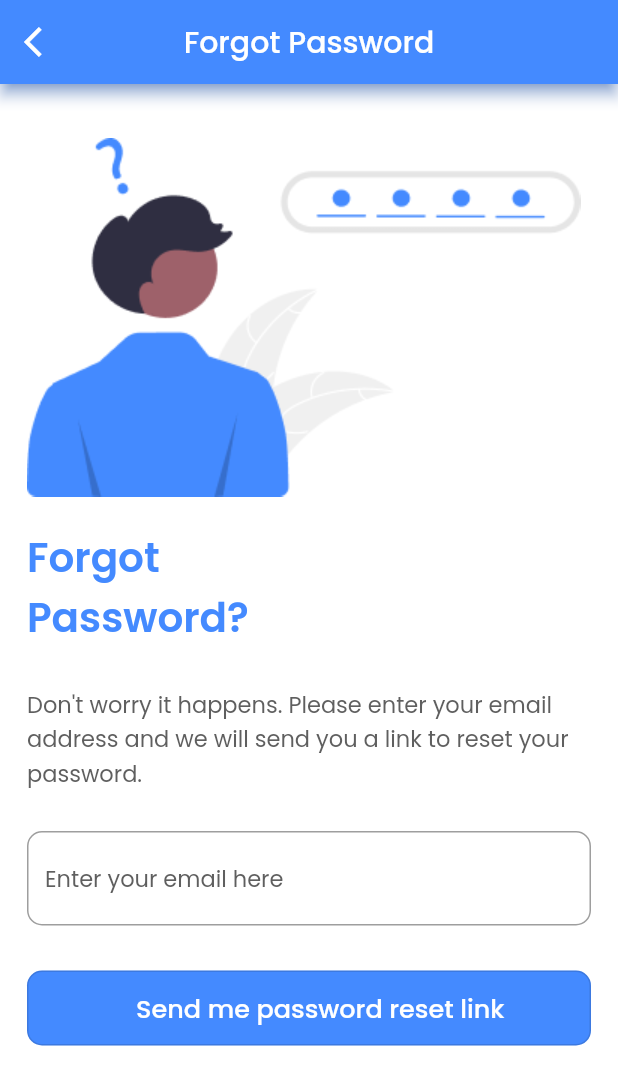
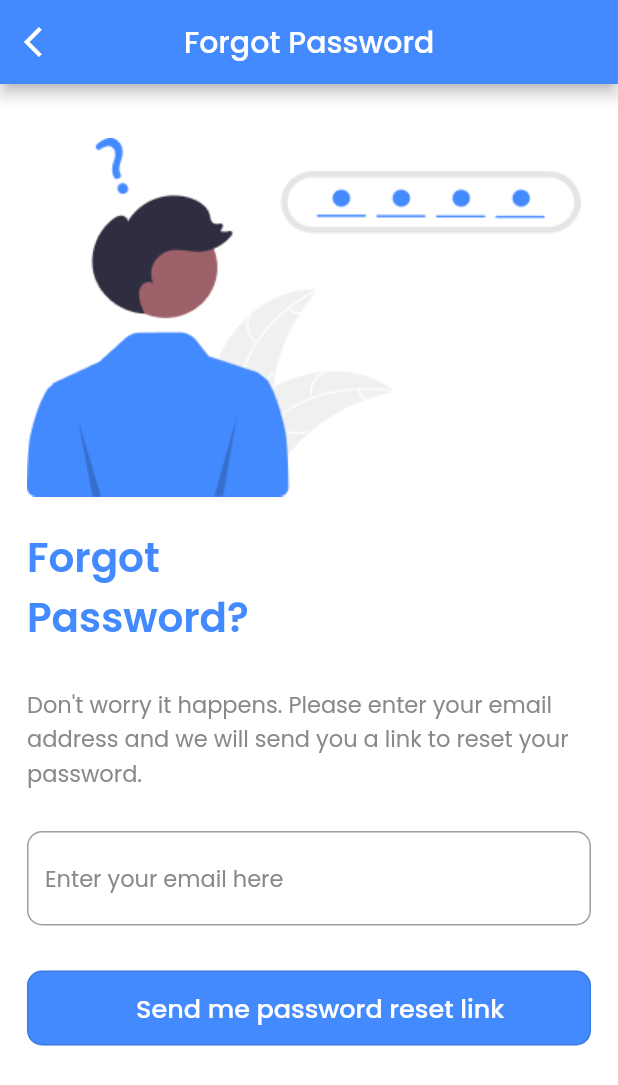
Before and after one commit to nitin-787/uni-notes, a Flutter app: the screen it shows after launch, after a tap on "Forgot password?", on a phone screen of 412 x 824 dp. Shown: the top 1085 px of the screen. Run offline on Flutter 3.47's test engine with Material 2 defaults, Android fonts, the phone set to English and light mode, and no system bars; our stand-ins replace bloc, cloud_firestore, equatable, file_picker, firebase_auth, firebase_core and 6 more; accounts and stored records are empty; generated files the repository leaves out were written again.

Commit message:
add colors file

```diff
--- /dev/null
+++ b/lib/constants/colors.dart
@@ -0,0 +1,11 @@
+import 'package:flutter/cupertino.dart';
+
+class AppColors {
+  static Color mainColor = const Color(0xFF448aff);
+  static Color textColor = const Color(0xFF111111);
+  static Color textColor1 = const Color(0xFF898989);
+  static Color textColor2 = const Color(0xFFb8b8b8);
+  static Color searchBoxColor = const Color(0xFFcad1d6);
+  static Color white = const Color(0xFFFFFFFF);
+  static Color backgroundColor = const Color(0xFFf0f0f0);
+}
--- a/lib/views/forgot_password_view.dart
+++ b/lib/views/forgot_password_view.dart
@@ -1,6 +1,7 @@
 import 'package:flutter/material.dart';
 import 'package:flutter_bloc/flutter_bloc.dart';
 import 'package:google_fonts/google_fonts.dart';
+import 'package:mynotes/constants/colors.dart';
 import 'package:mynotes/extentions/buildcontext/loc.dart';
 import 'package:mynotes/services/auth/bloc/auth_bloc.dart';
 import 'package:mynotes/services/auth/bloc/auth_event.dart';
@@ -63,8 +64,7 @@ class _ForgotPasswordViewState extends State<ForgotPasswordView> {
             },
           ),
           centerTitle: true,
-          shadowColor: Colors.blueAccent,
-          backgroundColor: Colors.blueAccent,
+          backgroundColor: AppColors.mainColor,
           title: Text(
             'Forgot Password',
             style: GoogleFonts.poppins(
@@ -92,7 +92,7 @@ class _ForgotPasswordViewState extends State<ForgotPasswordView> {
                     style: GoogleFonts.poppins(
                       fontWeight: FontWeight.w600,
                       fontSize: 27,
-                      color: Colors.blueAccent,
+                      color: AppColors.mainColor,
                     ),
                   ),
                   const SizedBox(
@@ -103,7 +103,7 @@ class _ForgotPasswordViewState extends State<ForgotPasswordView> {
                     style: GoogleFonts.poppins(
                       fontWeight: FontWeight.w400,
                       fontSize: 15,
-                      color: const Color.fromARGB(255, 95, 95, 95),
+                      color: AppColors.textColor1,
                     ),
                   ),
                   const SizedBox(
@@ -116,7 +116,7 @@ class _ForgotPasswordViewState extends State<ForgotPasswordView> {
                     decoration: InputDecoration(
                       hintStyle: GoogleFonts.poppins(
                         fontSize: 15,
-                        color: const Color.fromARGB(255, 95, 95, 95),
+                        color: AppColors.textColor1,
                       ),
                       hintText: "Enter your email here",
                       border: const OutlineInputBorder(
@@ -134,7 +134,7 @@ class _ForgotPasswordViewState extends State<ForgotPasswordView> {
                     height: 50,
                     child: OutlinedButton(
                       style: OutlinedButton.styleFrom(
-                        backgroundColor: Colors.blueAccent,
+                        backgroundColor: AppColors.mainColor,
                         shape: RoundedRectangleBorder(
                           borderRadius: BorderRadius.circular(10),
                         ),
--- a/lib/views/login_view.dart
+++ b/lib/views/login_view.dart
@@ -1,6 +1,7 @@
 import 'package:flutter/material.dart';
 import 'package:flutter_bloc/flutter_bloc.dart';
 import 'package:google_fonts/google_fonts.dart';
+import 'package:mynotes/constants/colors.dart';
 import 'package:mynotes/extentions/buildcontext/loc.dart';
 import 'package:mynotes/services/auth/auth_exception.dart';
 import 'package:mynotes/services/auth/bloc/auth_bloc.dart';
@@ -77,7 +78,7 @@ class _LoginViewState extends State<LoginView> {
                       style: GoogleFonts.poppins(
                         fontSize: 32,
                         fontWeight: FontWeight.w600,
-                        color: Colors.blueAccent,
+                        color: AppColors.mainColor,
                       ),
                     ),
                     const SizedBox(
@@ -88,7 +89,7 @@ class _LoginViewState extends State<LoginView> {
                       style: GoogleFonts.poppins(
                         fontWeight: FontWeight.w400,
                         fontSize: 17,
-                        color: const Color.fromARGB(255, 170, 170, 171),
+                        color: AppColors.textColor1,
                       ),
                     ),
                     const SizedBox(
@@ -104,7 +105,7 @@ class _LoginViewState extends State<LoginView> {
                             style: GoogleFonts.poppins(
                               fontWeight: FontWeight.w400,
                               fontSize: 17,
-                              color: Colors.black,
+                              color: AppColors.textColor,
                             ),
                           ),
                           const SizedBox(
@@ -117,7 +118,7 @@ class _LoginViewState extends State<LoginView> {
                             keyboardType: TextInputType.emailAddress,
                             decoration: InputDecoration(
                               hintStyle: GoogleFonts.poppins(
-                                color: const Color.fromARGB(255, 170, 170, 171),
+                                color: AppColors.textColor2,
                               ),
                               hintText: 'someone@gmail.com',
                               border: const OutlineInputBorder(
@@ -148,7 +149,7 @@ class _LoginViewState extends State<LoginView> {
                             autocorrect: false,
                             decoration: InputDecoration(
                               hintStyle: GoogleFonts.poppins(
-                                color: const Color.fromARGB(255, 170, 170, 171),
+                                color: AppColors.textColor2,
                               ),
                               hintText: '***********',
                               border: const OutlineInputBorder(
@@ -172,6 +173,7 @@ class _LoginViewState extends State<LoginView> {
                                 },
                                 child: Text(
                                   style: GoogleFonts.poppins(
+                                    color: AppColors.mainColor,
                                     decoration: TextDecoration.underline,
                                     decorationThickness: 1.5,
                                     fontSize: 15,
@@ -189,7 +191,7 @@ class _LoginViewState extends State<LoginView> {
                             height: 50,
                             child: OutlinedButton(
                               style: OutlinedButton.styleFrom(
-                                backgroundColor: Colors.blueAccent,
+                                backgroundColor: AppColors.mainColor,
                                 shape: RoundedRectangleBorder(
                                   borderRadius: BorderRadius.circular(30),
                                 ),
@@ -236,7 +238,7 @@ class _LoginViewState extends State<LoginView> {
                             child: Text(
                               'Or',
                               style: GoogleFonts.poppins(
-                                color: const Color.fromARGB(255, 170, 170, 171),
+                                color: AppColors.textColor1,
                                 fontSize: 15,
                                 fontWeight: FontWeight.w400,
                               ),
@@ -279,6 +281,7 @@ class _LoginViewState extends State<LoginView> {
                                     Text(
                                       "Login with Google",
                                       style: GoogleFonts.poppins(
+                                        color: AppColors.mainColor,
                                         fontSize: 17,
                                         fontWeight: FontWeight.w500,
                                       ),
@@ -300,6 +303,7 @@ class _LoginViewState extends State<LoginView> {
                               },
                               child: Text(
                                 style: GoogleFonts.poppins(
+                                  color: AppColors.mainColor,
                                   fontSize: 15,
                                   fontWeight: FontWeight.w500,
                                 ),
--- a/lib/views/verify_email_view.dart
+++ b/lib/views/verify_email_view.dart
@@ -1,6 +1,7 @@
 import 'package:flutter/material.dart';
 import 'package:flutter_bloc/flutter_bloc.dart';
 import 'package:google_fonts/google_fonts.dart';
+import 'package:mynotes/constants/colors.dart';
 import 'package:mynotes/extentions/buildcontext/loc.dart';
 import 'package:mynotes/services/auth/bloc/auth_bloc.dart';
 import 'package:mynotes/services/auth/bloc/auth_event.dart';
@@ -40,7 +41,7 @@ class _VerifyEmailViewState extends State<VerifyEmailView> {
                     style: GoogleFonts.poppins(
                       fontWeight: FontWeight.w400,
                       fontSize: 15,
-                      color: const Color.fromARGB(255, 95, 95, 95),
+                      color: AppColors.textColor1,
                     ),
                   ),
                   const SizedBox(
@@ -51,7 +52,7 @@ class _VerifyEmailViewState extends State<VerifyEmailView> {
                     height: 50,
                     child: OutlinedButton(
                       style: OutlinedButton.styleFrom(
-                        backgroundColor: Colors.blueAccent,
+                        backgroundColor: AppColors.mainColor,
                         shape: RoundedRectangleBorder(
                           borderRadius: BorderRadius.circular(10),
                         ),
@@ -90,6 +91,7 @@ class _VerifyEmailViewState extends State<VerifyEmailView> {
                       },
                       child: Text(
                         style: GoogleFonts.poppins(
+                          color: AppColors.mainColor,
                           fontSize: 15,
                           fontWeight: FontWeight.w500,
                         ),
```
Also changed, not shown: lib/views/notes/new_notes_list_view.dart (+19 -14 lines), lib/views/notes/new_notes_view.dart (+12 -12 lines), lib/views/register_view.dart (+7 -6 lines).
